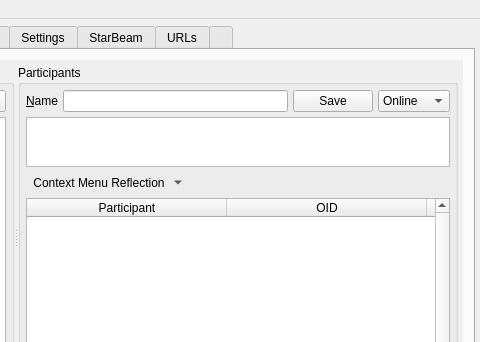
Qt form branches/trunk/UI/spot-on-controlcenter.ui (textbrowser/spot-on) before a commit; both pictures show x 370 to 850 and y 0 to 342 of the 850 by 650 pixel window.
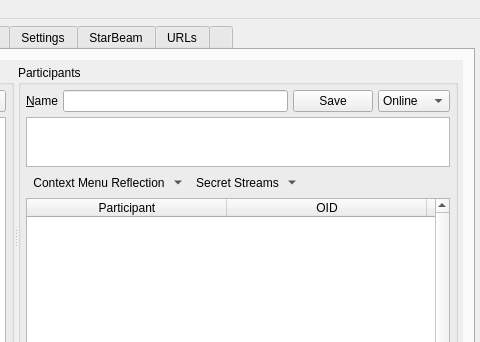
The same form after that commit. The open tabs and pages were chosen to show the change. Icons and pictures are not drawn. Custom widgets are drawn as their Qt base class.

Commit message: New context menu. Streams.

What changed in the file:
```diff
--- a/branches/trunk/UI/spot-on-controlcenter.ui
+++ b/branches/trunk/UI/spot-on-controlcenter.ui
@@ -720,6 +720,26 @@
                          </property>
                         </widget>
                        </item>
+                       <item>
+                        <widget class="QToolButton" name="chatSecrets">
+                         <property name="toolTip">
+                          <string>Secret Streams</string>
+                         </property>
+                         <property name="text">
+                          <string>Secret Streams</string>
+                         </property>
+                         <property name="icon">
+                          <iconset resource="../Icons/icons.qrc">
+                           <normaloff>:/generic/menu.png</normaloff>:/generic/menu.png</iconset>
+                         </property>
+                         <property name="popupMode">
+                          <enum>QToolButton::MenuButtonPopup</enum>
+                         </property>
+                         <property name="autoRaise">
+                          <bool>true</bool>
+                         </property>
+                        </widget>
+                       </item>
                        <item>
                         <spacer name="horizontalSpacer_70">
                          <property name="orientation">
```
Left out of the diff: 5 changed lines with no effect on the pictures.
